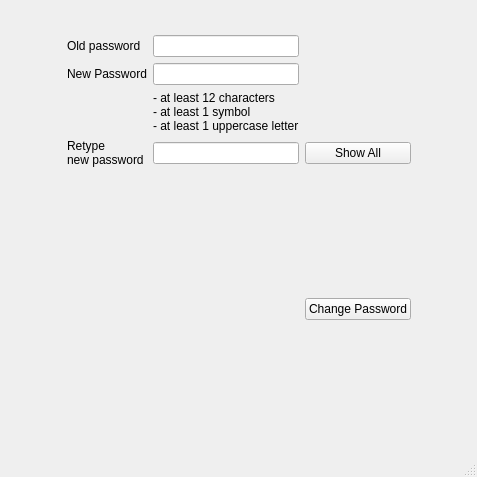
This is src/ui_design/change_password.ui in mikukula/SAT as Qt 5 draws it before an edit. The edited form follows.
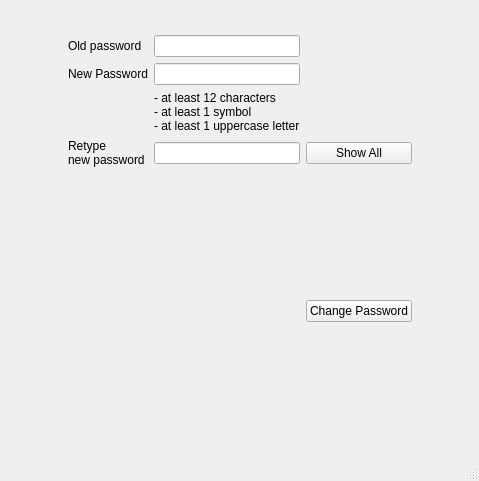
This is the edited form. Icons and pictures are not drawn.

```diff
--- a/src/ui_design/change_password.ui
+++ b/src/ui_design/change_password.ui
@@ -6,8 +6,8 @@
    <rect>
     <x>0</x>
     <y>0</y>
-    <width>477</width>
-    <height>477</height>
+    <width>479</width>
+    <height>481</height>
    </rect>
   </property>
   <property name="windowTitle">
```
Left out of the diff: 2 changed lines with no effect on the pictures.
